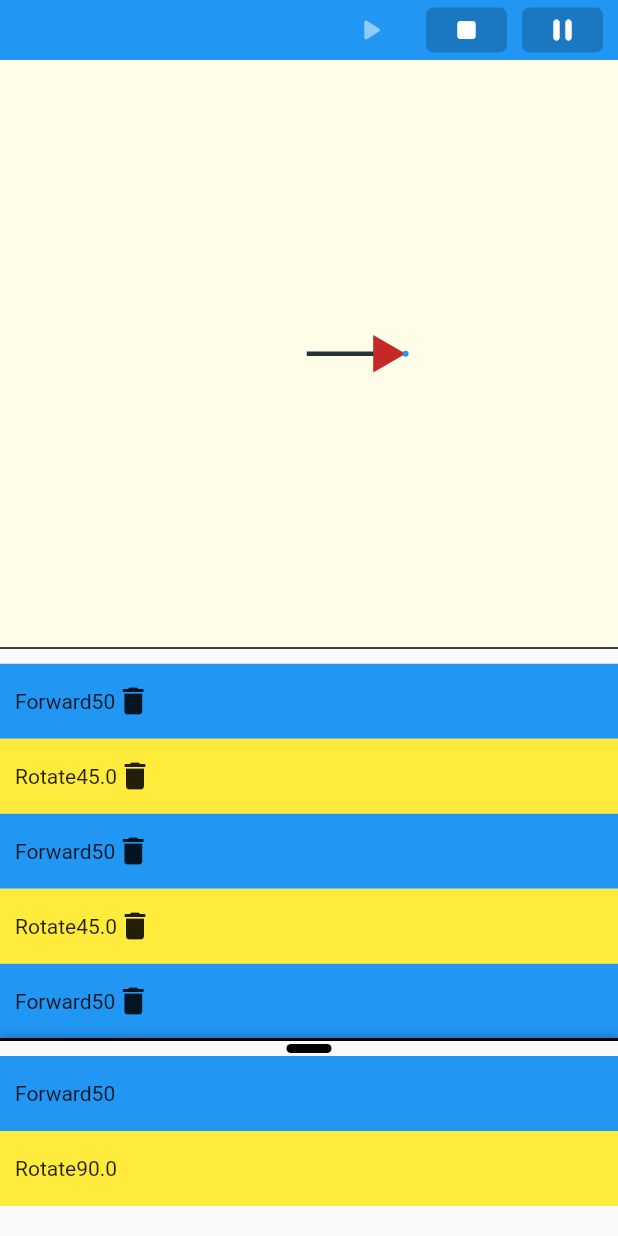
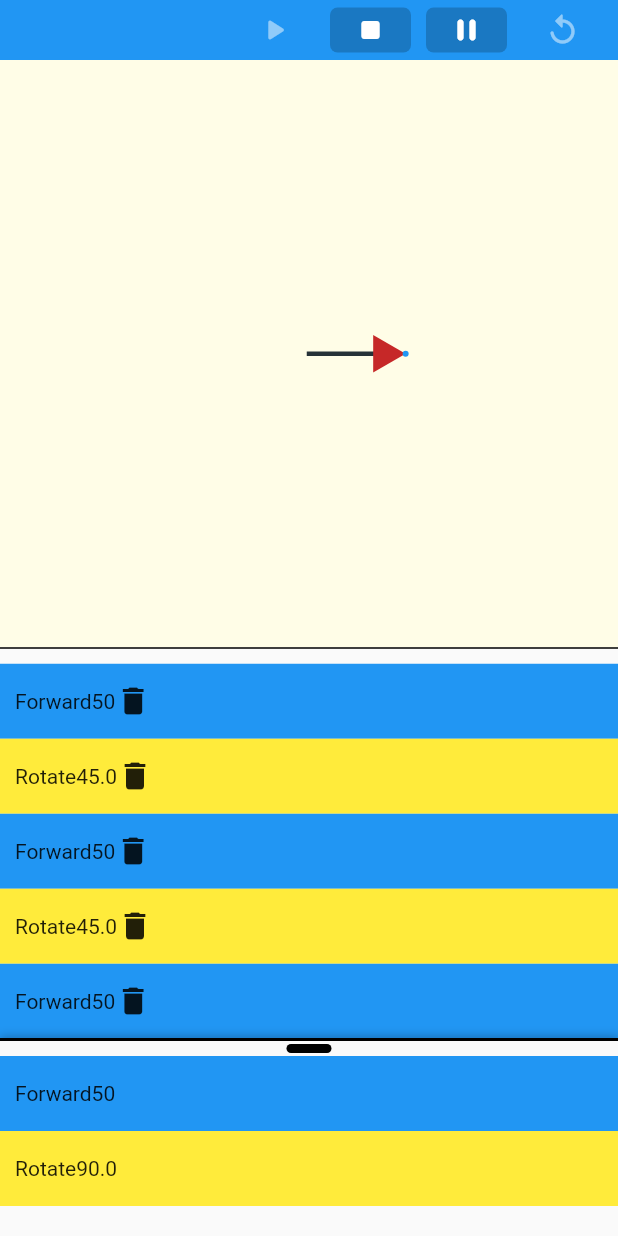
Before and after one commit to GiacomoPignoni/turtle_game, a Flutter app: the screen it shows after launch, after a tap on the "play arrow" icon, on a phone screen of 412 x 824 dp. Run offline on Flutter 3.47's test engine with Material 2 defaults, Android fonts, the light colour scheme and no system bars.

Commit message:
Some fixes

```diff
--- a/lib/screens/main/main_screen.dart
+++ b/lib/screens/main/main_screen.dart
@@ -17,6 +17,7 @@ class MainScreen extends StatelessWidget {
       builder: (context, snapshot) {
         return Scaffold(
           body: SafeArea(
+            bottom: false,
             child: LayoutBuilder(
               builder: (context, constraints) {
                 final isHorizontal = BreakPoints.isHorizontal(constraints.maxWidth);
--- a/lib/screens/main/main_screen_state.dart
+++ b/lib/screens/main/main_screen_state.dart
@@ -1,3 +1,5 @@
+import 'dart:math';
+
 import 'package:async/async.dart';
 import 'package:flutter/material.dart';
 import 'package:turtle_game/models/command.dart';
@@ -7,7 +9,7 @@ import 'package:turtle_game/widgets/turtle_canvas/turtle_canvas_line.dart';
 import 'dart:async';
 
 enum MainScreenRunningState {
-  stopped,
+  start,
   running,
   paused,
   finished
@@ -29,12 +31,13 @@ class MainScreenState extends ChangeNotifier {
     const Forward(50)
   ];
 
-  MainScreenRunningState runningState = MainScreenRunningState.stopped;
+  MainScreenRunningState runningState = MainScreenRunningState.start;
 
   Path _drawedPath = Path();
   double _currentTurtleAngle = 0;
   Offset _currentPosition = const Offset(0, 0);
   int _currentCommandIndex = -1;
+  CancelableOperation<void>? _commandCancellableOperation;
 
   reorder(int oldIndex, int newIndex) {
     if (oldIndex < newIndex) {
@@ -67,9 +70,12 @@ class MainScreenState extends ChangeNotifier {
         _reset();
       }
 
-      for(final command in commands) {
-        if(runningState != MainScreenRunningState.running) return;
-        await _execCommand(command);
+      _currentCommandIndex++;
+      for(int i = _currentCommandIndex; i < commands.length; i++) {
+        if(runningState != MainScreenRunningState.running) break;
+        _currentCommandIndex = i;
+        _commandCancellableOperation = CancelableOperation.fromFuture(_execCommand(commands[i]));
+        await _commandCancellableOperation!.value;
       }
 
       runningState = MainScreenRunningState.finished;
@@ -80,15 +86,17 @@ class MainScreenState extends ChangeNotifier {
   pause() {
     if(runningState == MainScreenRunningState.running) {
       turtleCanvasController.pauseAnimation();
+      _commandCancellableOperation?.cancel();
       runningState = MainScreenRunningState.paused;
       notifyListeners();
     }
   }
 
   stop() {
-    if(runningState != MainScreenRunningState.stopped) {
+    if(runningState != MainScreenRunningState.start) {
       _reset();
-      runningState = MainScreenRunningState.stopped;
+      _commandCancellableOperation?.cancel();
+      runningState = MainScreenRunningState.start;
       notifyListeners();
     }
   }
@@ -104,8 +112,14 @@ class MainScreenState extends ChangeNotifier {
 
       await _execCommand(commands[_currentCommandIndex]);
       _currentCommandIndex++;
-      runningState = MainScreenRunningState.stopped;
+      runningState = MainScreenRunningState.paused;
     }
+  }
+
+  reset() {
+    _reset();
+    runningState = MainScreenRunningState.start;
+    notifyListeners();
   }
 
   _reset() {
--- a/lib/screens/main/widgets/top_bar.dart
+++ b/lib/screens/main/widgets/top_bar.dart
@@ -20,18 +20,28 @@ class TopBar extends StatelessWidget {
                 icon: Icons.play_arrow_rounded,
                 disabled: state.runningState == MainScreenRunningState.running,
                 onPressed: state.play,
+                tooltipMessage: "Play",
               ),
               const SizedBox(width: 10),
               TopBarButton(
                 icon: Icons.stop_rounded,
-                disabled: state.runningState == MainScreenRunningState.stopped,
+                disabled: state.runningState == MainScreenRunningState.start || state.runningState == MainScreenRunningState.finished,
                 onPressed: state.stop,
+                tooltipMessage: "Stop",
               ),
               const SizedBox(width: 10),
               TopBarButton(
                 icon: Icons.pause_rounded,
                 disabled: state.runningState != MainScreenRunningState.running,
                 onPressed: state.pause,
+                tooltipMessage: "Pause",
+              ),
+              const SizedBox(width: 10),
+              TopBarButton(
+                icon: Icons.replay_rounded,
+                disabled: state.runningState != MainScreenRunningState.finished,
+                onPressed: state.reset,
+                tooltipMessage: "Clear",
               ),
             ],
           ),
@@ -43,13 +53,15 @@ class TopBar extends StatelessWidget {
 
 class TopBarButton extends StatefulWidget {
   final Function() onPressed;
+  final IconData icon;
+  final String tooltipMessage;
   final bool disabled;
-  final IconData icon;
 
   const TopBarButton({
     Key? key,
     required this.onPressed,
     required this.icon,
+    required this.tooltipMessage,
     this.disabled = false,
   }) : super(key: key);
 
@@ -69,6 +81,9 @@ class _TopBarButtonState extends State<TopBarButton> {
         onTapDown: widget.disabled ? null : (_) => setState(() => _isDown = true),
         onTapUp: widget.disabled ? null : (details) => setState(() => _isDown = false),
         onTapCancel: widget.disabled ? null : () => setState(() => _isDown = false),
+        child: Tooltip(
+          message: widget.disabled ? "" : widget.tooltipMessage,
+          waitDuration: const Duration(milliseconds: 500),
           child: AnimatedContainer(
             duration: const Duration(milliseconds: 200),
             height: 30,
@@ -80,6 +95,7 @@ class _TopBarButtonState extends State<TopBarButton> {
             child: Icon(
               widget.icon,
               color: (widget.disabled) ? Theme.of(context).colorScheme.onPrimary.withOpacity(0.5) : Theme.of(context).colorScheme.onPrimary,
+            ),
           ),
         ),
       ),
--- a/lib/theme.dart
+++ b/lib/theme.dart
@@ -1,5 +1,5 @@
 import 'package:flutter/material.dart';
 
 final theme = ThemeData(
-
+  brightness: Brightness.light
 );
```
Lines whose indentation alone changed are shown as unchanged.
